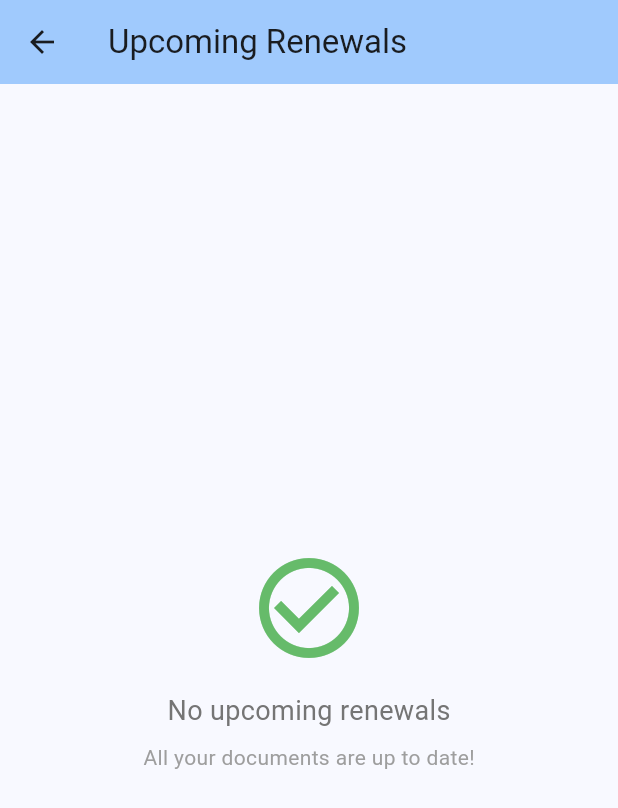
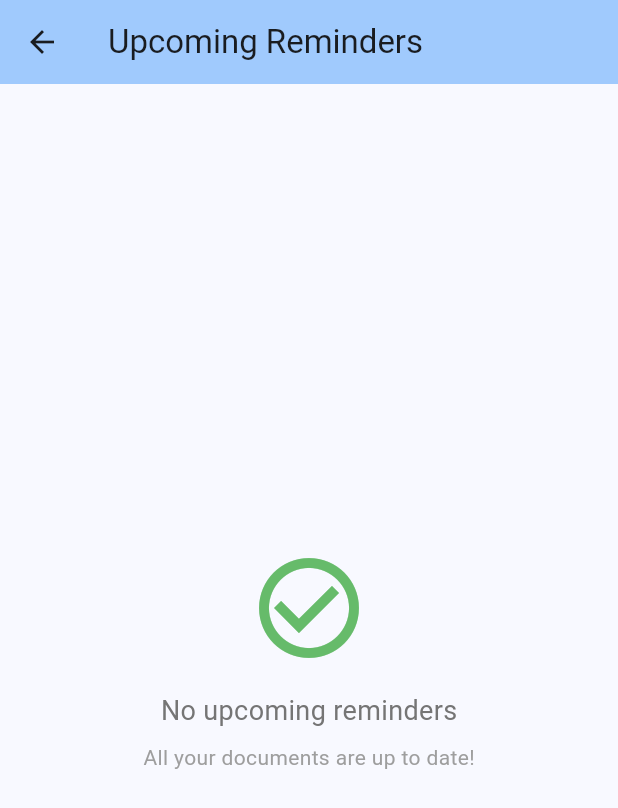
Before and after one commit to philipmoss2002/life-app, a Flutter app: the screen it shows after launch, after a tap on the "notifications active" icon, on a phone screen of 412 x 824 dp. Shown: the top 808 px of the screen. Run offline on Flutter 3.47's test engine with Material 3 defaults, Android fonts, the phone set to English and light mode, and no system bars; our stand-ins replace file_picker, flutter_local_notifications, open_file, sqflite, timezone; accounts and stored records are empty.

```diff
--- a/lib/screens/home_screen.dart
+++ b/lib/screens/home_screen.dart
@@ -47,12 +47,12 @@ class _HomeScreenState extends State<HomeScreen> {
   Widget build(BuildContext context) {
     return Scaffold(
       appBar: AppBar(
-        title: const Text('Your Documents'),
+        title: const Text('Your Reminders'),
         backgroundColor: Theme.of(context).colorScheme.inversePrimary,
         actions: [
           IconButton(
             icon: const Icon(Icons.notifications_active),
-            tooltip: 'Upcoming Renewals',
+            tooltip: 'Upcoming Reminders',
             onPressed: () async {
               await Navigator.push(
                 context,
@@ -128,7 +128,7 @@ class _HomeScreenState extends State<HomeScreen> {
                 crossAxisAlignment: CrossAxisAlignment.start,
                 children: [
                   Text(
-                    'Upcoming Renewals',
+                    'Upcoming Reminders',
                     style: TextStyle(
                       fontWeight: FontWeight.bold,
                       fontSize: 16,
--- a/lib/screens/upcoming_renewals_screen.dart
+++ b/lib/screens/upcoming_renewals_screen.dart
@@ -44,7 +44,7 @@ class _UpcomingRenewalsScreenState extends State<UpcomingRenewalsScreen> {
   Widget build(BuildContext context) {
     return Scaffold(
       appBar: AppBar(
-        title: const Text('Upcoming Renewals'),
+        title: const Text('Upcoming Reminders'),
         backgroundColor: Theme.of(context).colorScheme.inversePrimary,
       ),
       body: isLoading
@@ -63,7 +63,7 @@ class _UpcomingRenewalsScreenState extends State<UpcomingRenewalsScreen> {
           Icon(Icons.check_circle_outline, size: 80, color: Colors.green[400]),
           const SizedBox(height: 16),
           Text(
-            'No upcoming renewals',
+            'No upcoming reminders',
             style: TextStyle(fontSize: 18, color: Colors.grey[600]),
           ),
           const SizedBox(height: 8),
```
Also changed, not shown: lib/screens/document_detail_screen.dart (+10 -0 lines).
